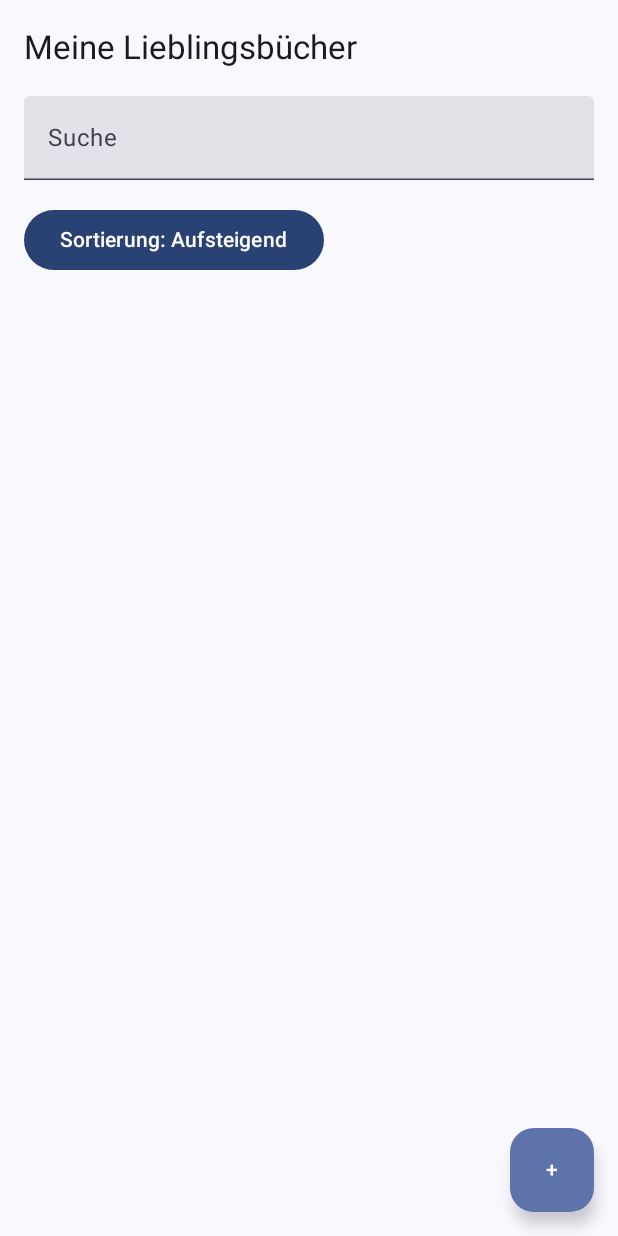
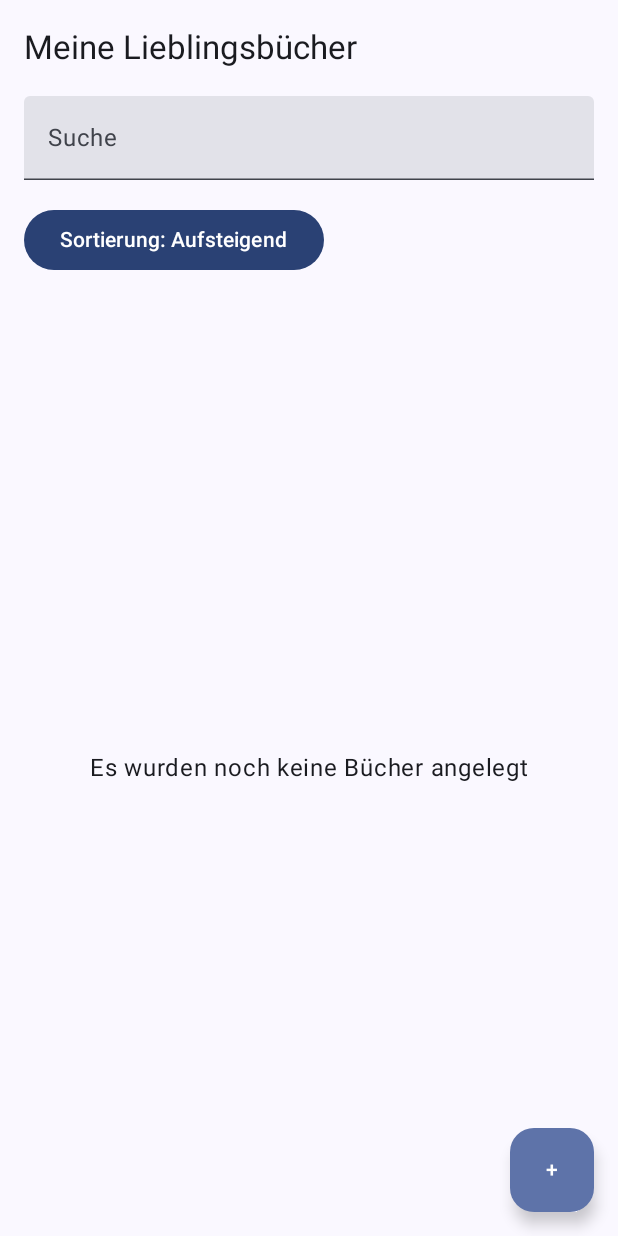
Before and after one commit to amirakupov/mybooks, an Android app built with Jetpack Compose: the screen it shows after launch (MainActivity), on a phone screen of 412 x 824 dp. Run offline under Robolectric (Android 15) with nearby library versions, the phone set to English and light mode, and no system bars; our stand-ins replace Room's generated code.

Commit message:
exception message

```diff
--- a/app/src/main/java/com/example/myb/ui/BookListScreen.kt
+++ b/app/src/main/java/com/example/myb/ui/BookListScreen.kt
@@ -2,6 +2,7 @@ package com.example.myb.ui
 
 import android.annotation.SuppressLint
 import androidx.compose.foundation.layout.Arrangement
+import androidx.compose.foundation.layout.Box
 import androidx.compose.foundation.layout.Column
 import androidx.compose.foundation.layout.Row
 import androidx.compose.foundation.layout.Spacer
@@ -28,6 +29,7 @@ import androidx.compose.runtime.mutableStateOf
 import androidx.compose.runtime.produceState
 import androidx.compose.runtime.remember
 import androidx.compose.runtime.setValue
+import androidx.compose.ui.Alignment
 import androidx.compose.ui.Modifier
 import androidx.compose.ui.graphics.Color
 import androidx.compose.ui.unit.dp
@@ -95,6 +97,14 @@ fun BookListScreen(navController: NavHostController, bookViewModel: BookViewMode
                     }
                 }
                 Spacer(modifier = Modifier.height(16.dp))
+                if (filteredBooks.isEmpty()) {
+                    Box(
+                        modifier = Modifier.fillMaxSize(),
+                        contentAlignment = Alignment.Center
+                    ) {
+                        Text("Es wurden noch keine Bücher angelegt")
+                    }
+                } else {
                     BookList(
                         books = filteredBooks,
                         onEditClick = { bookId -> navController.navigate("edit_book/$bookId") },
@@ -103,5 +113,6 @@ fun BookListScreen(navController: NavHostController, bookViewModel: BookViewMode
                     )
                 }
             }
+        }
     )
 }
```
Lines whose indentation alone changed are shown as unchanged.
